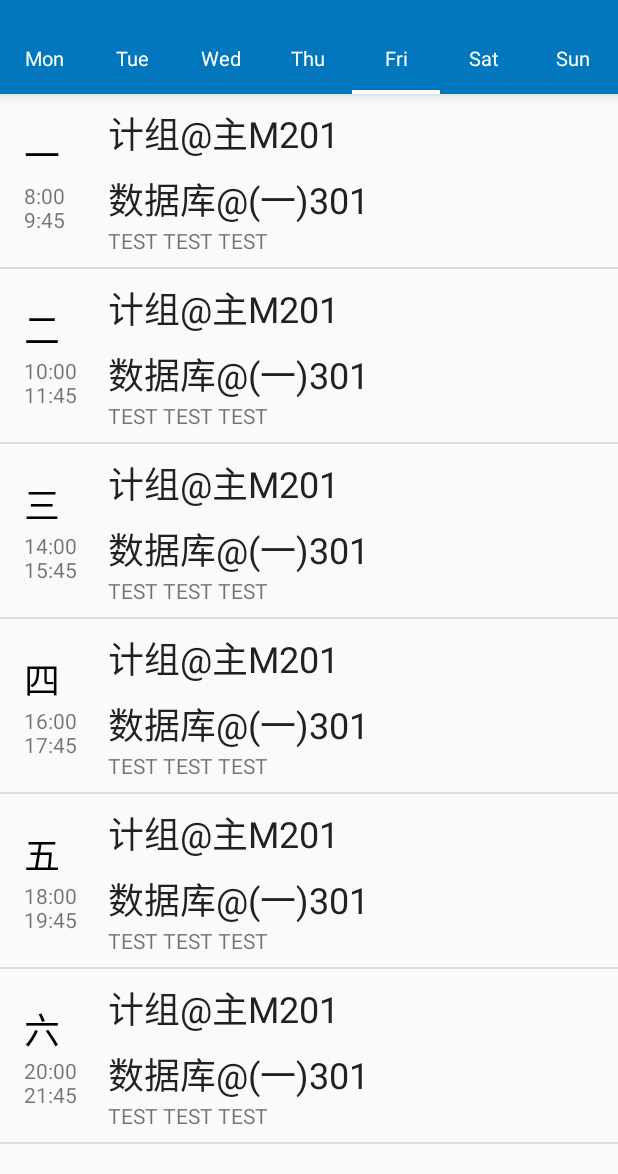
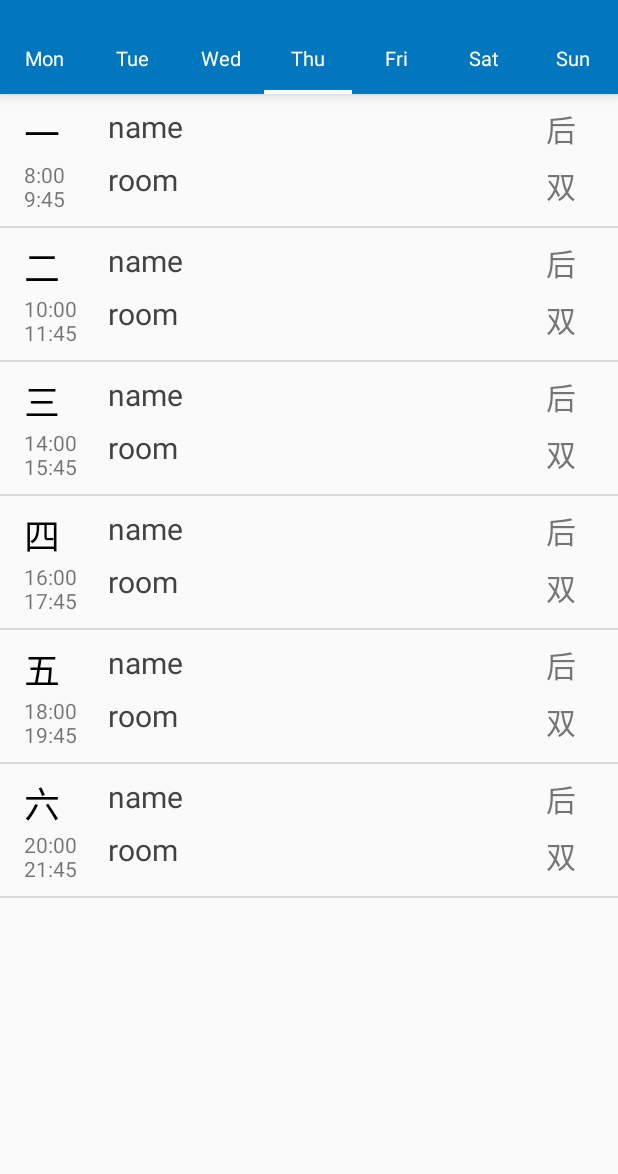
Before and after one commit to 13061121/LightSchedule-Project-Android, an Android app: the screen it shows after launch (MainActivity), on a phone screen of 412 x 824 dp, the part 62-1236 px from its top. Run offline under Robolectric (Android 15) with nearby library versions, the phone set to English and light mode, and no system bars.

Commit message:
完成了列表项

```diff
--- a/src/main/java/com/leafli7/lightschedule/Adapter/DayScheduleAdapter.java
+++ b/src/main/java/com/leafli7/lightschedule/Adapter/DayScheduleAdapter.java
@@ -12,9 +12,8 @@ import android.widget.Toast;
 import com.example.lightschedule.R;
 import com.leafli7.lightschedule.Entity.SingleLessonTime;
 import com.leafli7.lightschedule.Utils.Constant;
-import com.leafli7.lightschedule.fragment.DayScheduleFragment;
+import com.leafli7.lightschedule.View.LessonItemLayout;
 
-import java.lang.reflect.Constructor;
 import java.util.ArrayList;
 
 /**
@@ -58,21 +57,11 @@ public class DayScheduleAdapter extends BaseAdapter {
         llMain = (LinearLayout) LayoutInflater.from(context).inflate(R.layout.day_schedule_list_item, null);
 
         LinearLayout llSingleLessonTime = (LinearLayout) llMain.findViewById(R.id.llSingleLessonTime);
+        LessonItemLayout lessonItemLayout = new LessonItemLayout(context, 123);
+        lessonItemLayout.setFocusable(true);
+        llSingleLessonTime.addView(lessonItemLayout);
         TextView tvLessonNum = (TextView) llMain.findViewById(R.id.tvLessonNum);
         TextView tvLessonTime = (TextView) llMain.findViewById(R.id.tvLessonTime);
-
-        //leafli7 test addview
-        TextView tvTest = new TextView(context);
-        tvTest.setText("TEST TEST TEST");
-        tvTest.setFocusable(true);
-        tvTest.setOnClickListener(new View.OnClickListener() {
-            @Override
-            public void onClick(View v) {
-                Toast.makeText(context, "@!$@#$@#", Toast.LENGTH_SHORT).show();
-            }
-        });
-        llSingleLessonTime.addView(tvTest);
-
 
         tvLessonNum.setText(lessonNum[position]);
         tvLessonTime.setText(lessonTime[position]);
--- a/src/main/java/com/leafli7/lightschedule/MainActivity.java
+++ b/src/main/java/com/leafli7/lightschedule/MainActivity.java
@@ -2,7 +2,6 @@ package com.leafli7.lightschedule;
 
 
 import android.content.res.Resources;
-import android.support.v4.app.Fragment;
 import android.support.v4.view.PagerAdapter;
 import android.support.v4.view.ViewPager;
 import android.support.v4.widget.DrawerLayout;
@@ -23,10 +22,8 @@ import android.widget.Toast;
 
 import com.example.lightschedule.R;
 import com.leafli7.lightschedule.Utils.Constant;
-import com.leafli7.lightschedule.fragment.DayScheduleFragment;
+import com.leafli7.lightschedule.Fragment.DayScheduleFragment;
 
-import java.util.Calendar;
-import java.util.Date;
 import java.util.HashMap;
 
 import SlidingTabs.SlidingTabLayout;
--- a/src/main/java/com/leafli7/lightschedule/Utils/Constant.java
+++ b/src/main/java/com/leafli7/lightschedule/Utils/Constant.java
@@ -46,6 +46,6 @@ public abstract class Constant {
         cal.setTime(new Date());
         int curDayOfWeek = cal.get(Calendar.DAY_OF_WEEK);
         curDayOfWeek = curDayOfWeek-1 == 0 ? 6 : curDayOfWeek-1;
-        CURRENT_DAY_OF_WEEK = curDayOfWeek;
+        CURRENT_DAY_OF_WEEK = curDayOfWeek - 1;
     }
 }
--- /dev/null
+++ b/src/main/java/com/leafli7/lightschedule/View/LessonItemLayout.java
@@ -0,0 +1,28 @@
+package com.leafli7.lightschedule.View;
+
+import android.content.Context;
+import android.text.Layout;
+import android.view.LayoutInflater;
+import android.widget.RelativeLayout;
+
+import com.example.lightschedule.R;
+
+/**
+ * Created by xxcub on 2015/10/29.
+ */
+public class LessonItemLayout extends RelativeLayout {
+    private Context context;
+
+    private int lessonId;
+
+    public LessonItemLayout(Context context, int lessonId) {
+        super(context);
+        this.context = context;
+        this.lessonId = lessonId;
+
+        LayoutInflater.from(context).inflate(R.layout.lesson_item_layout, this, true);
+    }
+
+
+
+}
--- a/src/main/java/com/leafli7/lightschedule/fragment/DayScheduleFragment.java
+++ b/src/main/java/com/leafli7/lightschedule/fragment/DayScheduleFragment.java
@@ -1,7 +1,6 @@
-package com.leafli7.lightschedule.fragment;
+package com.leafli7.lightschedule.Fragment;
 
 
-import android.database.sqlite.SQLiteDatabase;
 import android.os.Bundle;
 import android.support.v4.app.Fragment;
 import android.util.Log;
--- a/src/main/res/layout/day_schedule_list_item.xml
+++ b/src/main/res/layout/day_schedule_list_item.xml
@@ -40,24 +40,6 @@
         android:orientation="vertical"
         android:id="@+id/llSingleLessonTime">
 
-        <TextView
-            android:layout_width="match_parent"
-            android:layout_height="wrap_content"
-            android:textSize="@dimen/abc_text_size_headline_material"
-            android:textColor="#212121"
-            android:text="计组@主M201"/>
-
-        <Space
-            android:layout_width="match_parent"
-            android:layout_height="@dimen/margin_top_bottom" />
-
-        <TextView
-            android:layout_width="match_parent"
-            android:layout_height="wrap_content"
-            android:text="数据库@(一)301"
-            android:textSize="@dimen/abc_text_size_headline_material"
-            android:textColor="#212121"/>
-
     </LinearLayout>
 
 </LinearLayout>
--- a/src/main/res/layout/fragment_day_schedule.xml
+++ b/src/main/res/layout/fragment_day_schedule.xml
@@ -1,7 +1,7 @@
 <LinearLayout xmlns:android="http://schemas.android.com/apk/res/android"
     xmlns:tools="http://schemas.android.com/tools" android:layout_width="match_parent"
     android:layout_height="match_parent"
-    tools:context="com.leafli7.lightschedule.fragment.DayScheduleFragment"
+    tools:context="com.leafli7.lightschedule.Fragment.DayScheduleFragment"
     android:orientation="vertical">
 
     <ListView
--- /dev/null
+++ b/src/main/res/layout/lesson_item_layout.xml
@@ -0,0 +1,65 @@
+<?xml version="1.0" encoding="utf-8"?>
+<RelativeLayout xmlns:android="http://schemas.android.com/apk/res/android"
+    android:layout_width="match_parent"
+    android:layout_height="@dimen/vertical_item_high72"
+    android:orientation="horizontal">
+
+    <LinearLayout
+        android:id="@+id/llMainLessonInfo"
+        android:layout_width="match_parent"
+        android:layout_height="match_parent"
+        android:layout_toLeftOf="@+id/llHideInfo"
+        android:orientation="vertical">
+
+        <TextView
+            android:id="@+id/tvLessonName"
+            android:layout_width="match_parent"
+            android:layout_height="wrap_content"
+            android:text="name"
+            android:textColor="#424242"
+            android:textSize="@dimen/abc_text_size_title_material" />
+
+        <Space
+            android:layout_width="1dp"
+            android:layout_height="@dimen/margin_top_bottom" />
+
+        <TextView
+            android:id="@+id/tvLessonClassroom"
+            android:layout_width="match_parent"
+            android:layout_height="wrap_content"
+            android:text="room"
+            android:textColor="#424242"
+            android:textSize="@dimen/abc_text_size_title_material" />
+
+    </LinearLayout>
+
+    <LinearLayout
+        android:id="@+id/llHideInfo"
+        android:layout_width="@dimen/margin_left_right_twice"
+        android:layout_height="wrap_content"
+        android:layout_alignParentRight="true"
+        android:orientation="vertical">
+
+        <TextView
+            android:id="@+id/tvTinyLesson"
+            android:layout_width="match_parent"
+            android:layout_height="wrap_content"
+            android:text="后"
+            android:textColor="@color/material_grey_600"
+            android:textSize="@dimen/abc_text_size_title_material" />
+
+        <Space
+            android:layout_width="1dp"
+            android:layout_height="@dimen/margin_top_bottom" />
+
+        <TextView
+            android:id="@+id/tvSingleWeekLesson"
+            android:layout_width="match_parent"
+            android:layout_height="wrap_content"
+            android:text="双"
+            android:textColor="@color/material_grey_600"
+            android:textSize="@dimen/abc_text_size_title_material" />
+
+    </LinearLayout>
+
+</RelativeLayout>
--- a/src/main/res/values/dimens.xml
+++ b/src/main/res/values/dimens.xml
@@ -8,4 +8,6 @@
     <dimen name="list_head_left_item_length">72dp</dimen>
     <dimen name="margin_top_bottom">8dp</dimen>
     <dimen name="margin_left_right">16dp</dimen>
+    <dimen name="margin_left_right_twice">32dp</dimen>
+    <dimen name="vertical_item_high72">72dp</dimen>
 </resources>
```
